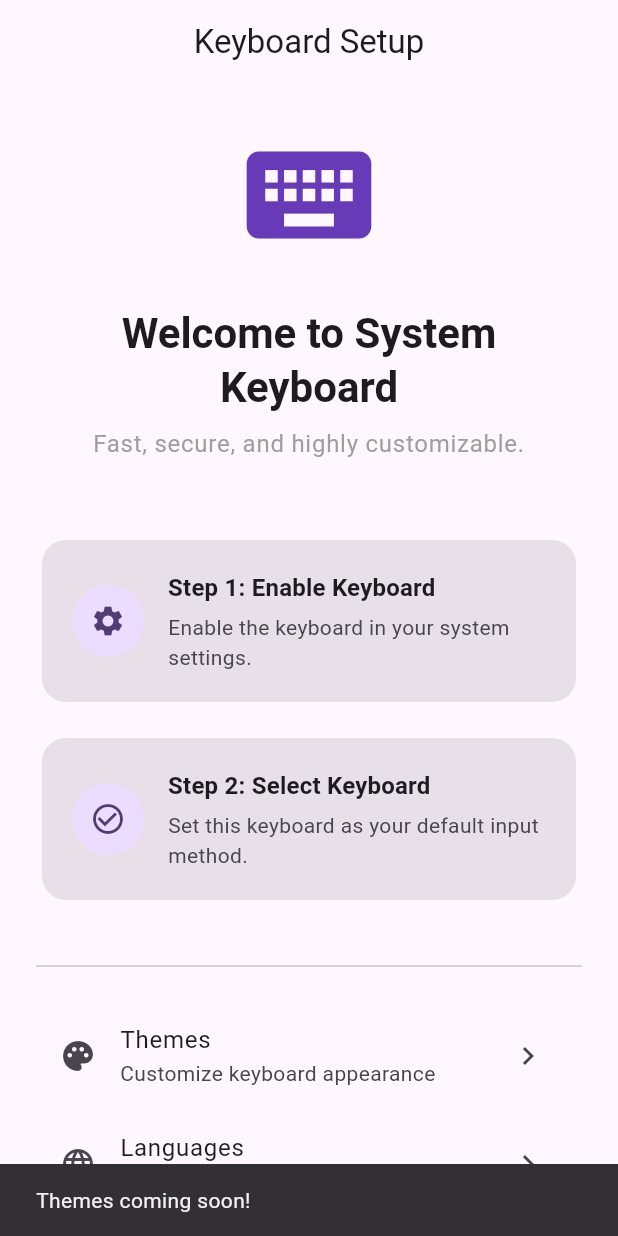
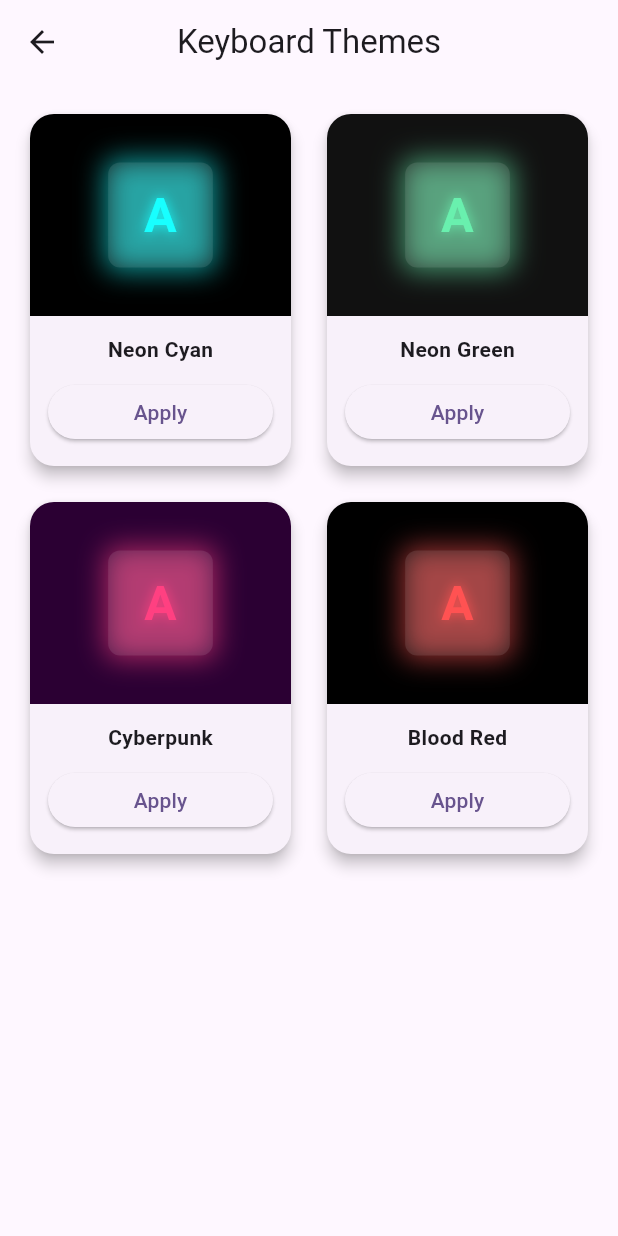
Before and after one commit to mohaninurum/AIkeyboard, a Flutter app: the screen it shows after launch, after a tap on "Themes", on a phone screen of 412 x 824 dp. Run offline on Flutter 3.47's test engine with Material 3 defaults, Android fonts, the phone set to English and light mode, and no system bars.

Commit message:
first commit

```diff
--- a/lib/main.dart
+++ b/lib/main.dart
@@ -1,5 +1,6 @@
 import 'package:flutter/material.dart';
 import 'package:flutter/services.dart';
+import 'themes_screen.dart';
 
 void main() {
   runApp(const SystemKeyboardApp());
@@ -11,7 +12,7 @@ class SystemKeyboardApp extends StatelessWidget {
   @override
   Widget build(BuildContext context) {
     return MaterialApp(
-      title: 'System Keyboard',
+      title: 'AIKeyboard',
       theme: ThemeData(
         colorScheme: ColorScheme.fromSeed(
           seedColor: Colors.deepPurple,
@@ -70,7 +71,7 @@ class _HomeScreenState extends State<HomeScreen> {
               ),
               const SizedBox(height: 24),
               Text(
-                'Welcome to System Keyboard',
+                'Welcome to AIKeyboard',
                 style: Theme.of(context).textTheme.headlineMedium?.copyWith(
                       fontWeight: FontWeight.bold,
                     ),
@@ -113,8 +114,9 @@ class _HomeScreenState extends State<HomeScreen> {
                 subtitle: const Text('Customize keyboard appearance'),
                 trailing: const Icon(Icons.chevron_right),
                 onTap: () {
-                  ScaffoldMessenger.of(context).showSnackBar(
-                    const SnackBar(content: Text('Themes coming soon!')),
+                  Navigator.push(
+                    context,
+                    MaterialPageRoute(builder: (context) => const ThemesScreen()),
                   );
                 },
               ),
--- /dev/null
+++ b/lib/themes_screen.dart
@@ -0,0 +1,135 @@
+import 'package:flutter/material.dart';
+import 'package:flutter/services.dart';
+
+class ThemesScreen extends StatelessWidget {
+  const ThemesScreen({super.key});
+
+  static const platform = MethodChannel('com.example.keyboard/settings');
+
+  Future<void> _applyTheme(BuildContext context, String themeName) async {
+    try {
+      await platform.invokeMethod('setTheme', {'themeName': themeName});
+      ScaffoldMessenger.of(context).showSnackBar(
+        SnackBar(content: Text('$themeName Theme Applied!')),
+      );
+    } on PlatformException catch (e) {
+      debugPrint("Failed to set theme: '\${e.message}'.");
+    }
+  }
+
+  @override
+  Widget build(BuildContext context) {
+    final themes = [
+      {
+        'name': 'Neon Cyan',
+        'id': 'neon_cyan',
+        'bgColor': Colors.black,
+        'glowColor': Colors.cyanAccent,
+      },
+      {
+        'name': 'Neon Green',
+        'id': 'neon_green',
+        'bgColor': const Color(0xFF111111),
+        'glowColor': Colors.greenAccent,
+      },
+      {
+        'name': 'Cyberpunk',
+        'id': 'cyberpunk',
+        'bgColor': const Color(0xFF2B0033),
+        'glowColor': Colors.pinkAccent,
+      },
+      {
+        'name': 'Blood Red',
+        'id': 'blood_red',
+        'bgColor': Colors.black,
+        'glowColor': Colors.redAccent,
+      }
+    ];
+
+    return Scaffold(
+      appBar: AppBar(
+        title: const Text('Keyboard Themes'),
+        centerTitle: true,
+      ),
+      body: GridView.builder(
+        padding: const EdgeInsets.all(16),
+        gridDelegate: const SliverGridDelegateWithFixedCrossAxisCount(
+          crossAxisCount: 2,
+          crossAxisSpacing: 16,
+          mainAxisSpacing: 16,
+          childAspectRatio: 0.75,
+        ),
+        itemCount: themes.length,
+        itemBuilder: (context, index) {
+          final theme = themes[index];
+          return Card(
+            elevation: 4,
+            shape: RoundedRectangleBorder(borderRadius: BorderRadius.circular(16)),
+            child: Column(
+              crossAxisAlignment: CrossAxisAlignment.stretch,
+              children: [
+                Expanded(
+                  child: Container(
+                    decoration: BoxDecoration(
+                      color: theme['bgColor'] as Color,
+                      borderRadius: const BorderRadius.vertical(top: Radius.circular(16)),
+                    ),
+                    child: Center(
+                      child: Container(
+                        padding: const EdgeInsets.symmetric(horizontal: 24, vertical: 12),
+                        decoration: BoxDecoration(
+                          color: Colors.white10,
+                          borderRadius: BorderRadius.circular(8),
+                          boxShadow: [
+                            BoxShadow(
+                              color: (theme['glowColor'] as Color).withOpacity(0.6),
+                              blurRadius: 15,
+                              spreadRadius: 2,
+                            ),
+                          ],
+                        ),
+                        child: Text(
+                          'A',
+                          style: TextStyle(
+                            color: theme['glowColor'] as Color,
+                            fontSize: 32,
+                            fontWeight: FontWeight.bold,
+                            shadows: [
+                              Shadow(
+                                color: theme['glowColor'] as Color,
+                                blurRadius: 10,
+                              )
+                            ],
+                          ),
+                        ),
+                      ),
+                    ),
+                  ),
+                ),
+                Padding(
+                  padding: const EdgeInsets.all(12.0),
+                  child: Column(
+                    children: [
+                      Text(
+                        theme['name'] as String,
+                        style: const TextStyle(fontWeight: FontWeight.bold),
+                      ),
+                      const SizedBox(height: 8),
+                      ElevatedButton(
+                        onPressed: () => _applyTheme(context, theme['id'] as String),
+                        style: ElevatedButton.styleFrom(
+                          minimumSize: const Size.fromHeight(36),
+                        ),
+                        child: const Text('Apply'),
+                      ),
+                    ],
+                  ),
+                ),
+              ],
+            ),
+          );
+        },
+      ),
+    );
+  }
+}
```
Also changed, not shown: 3 other files.
